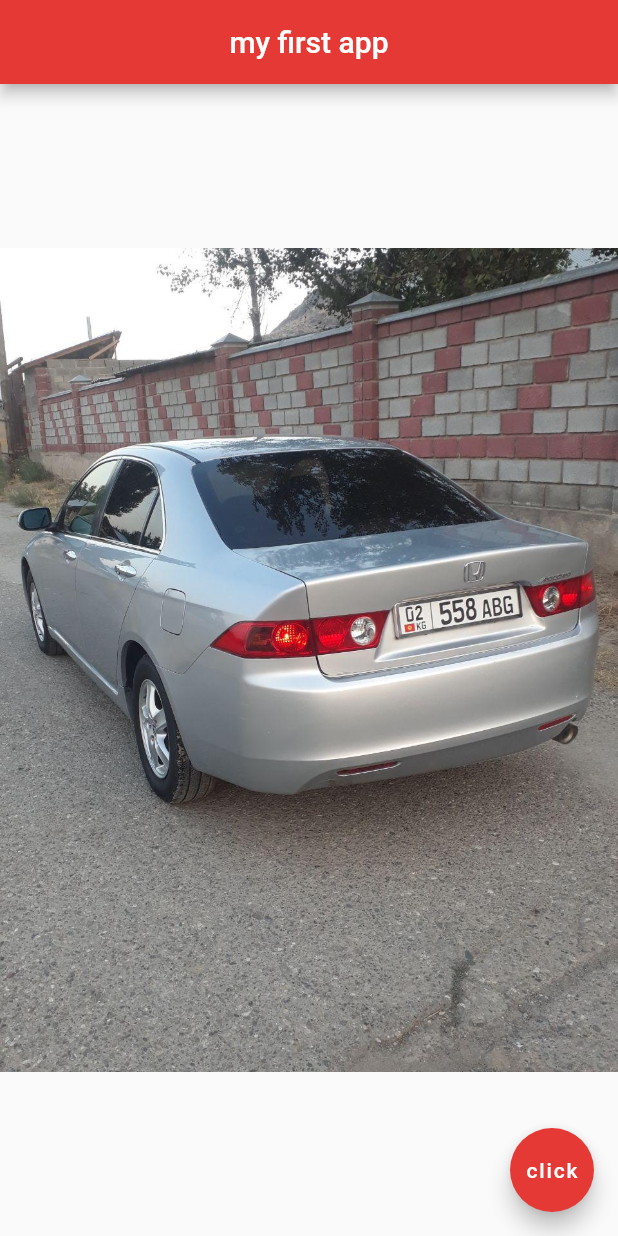
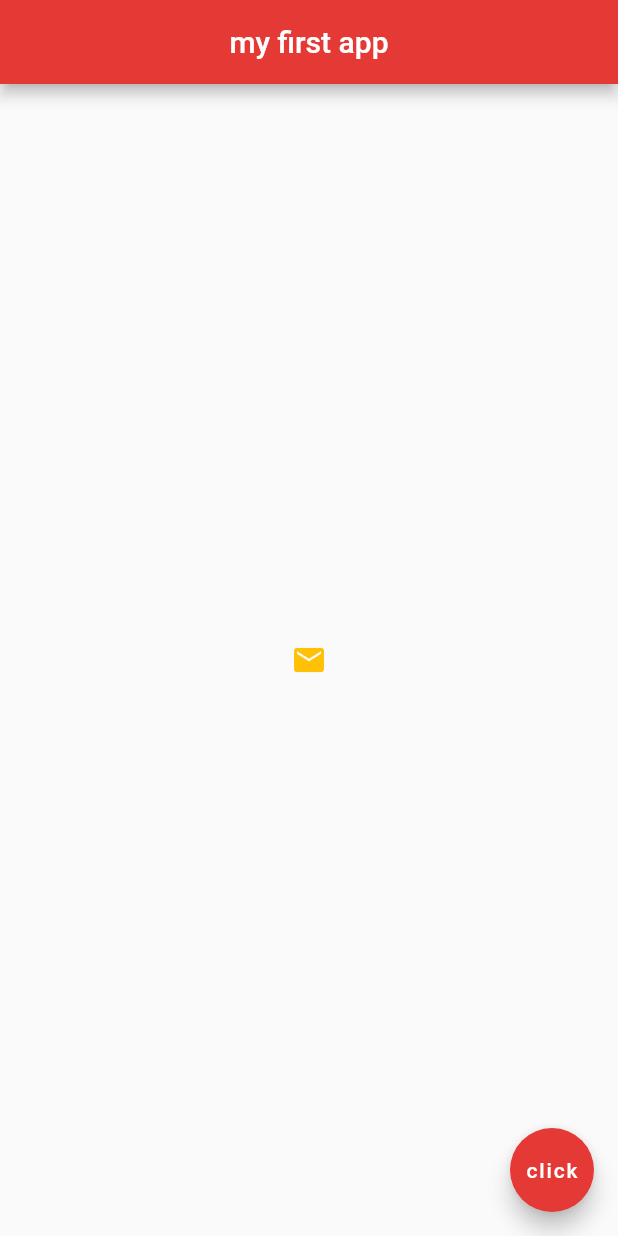
Before and after one commit to manas-anarov/flutter_ninja, a Flutter app: the screen it shows after launch, on a phone screen of 412 x 824 dp. Run offline on Flutter 3.47's test engine with Material 2 defaults, Android fonts, the phone set to English and light mode, and no system bars.

Commit message:
9 lesson

```diff
--- a/flutter_app/lib/main.dart
+++ b/flutter_app/lib/main.dart
@@ -17,7 +17,17 @@ class Home extends StatelessWidget {
         backgroundColor: Colors.red[600],
       ),
       body: Center(
-        child: Image.asset('assets/1.jpg'),
+        child: IconButton(
+          onPressed: () {
+            print('you clicked me');
+          },
+          icon: Icon(
+            Icons.mail
+          ),
+          color: Colors.amber,
+          //child: Text('salam'),
+          //color: Colors.lightBlue
+        ),
       ),
       floatingActionButton: FloatingActionButton(
         onPressed: () {},
```
